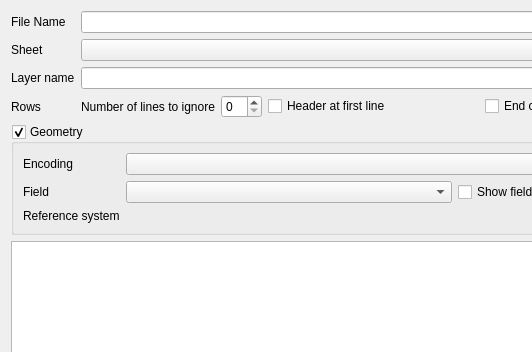
This is SpreadsheetLayers/ui/ui_SpreadsheetLayersDialog.ui in camptocamp/QGIS-SpreadSheetLayers as Qt 5 draws it before an edit; both pictures show x 0 to 532 and y 0 to 352 of the 800 by 665 pixel window. The edited form follows.
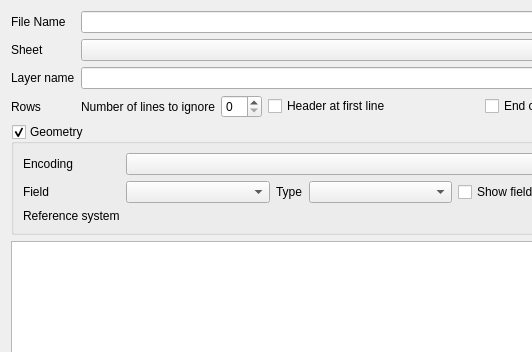
This is the edited form. Custom widgets are drawn as their Qt base class.

What changed in the file:
```diff
--- a/SpreadsheetLayers/ui/ui_SpreadsheetLayersDialog.ui
+++ b/SpreadsheetLayers/ui/ui_SpreadsheetLayersDialog.ui
@@ -256,7 +256,7 @@
            <number>0</number>
           </property>
           <widget class="QWidget" name="unique_field">
-           <layout class="QVBoxLayout" name="verticalLayout">
+           <layout class="QHBoxLayout" name="uniqueFiledLayout">
             <property name="leftMargin">
              <number>0</number>
             </property>
@@ -270,7 +270,31 @@
              <number>0</number>
             </property>
             <item>
-             <widget class="QComboBox" name="geometryFieldComboBox"/>
+             <widget class="QComboBox" name="geometryFieldComboBox">
+              <property name="sizePolicy">
+               <sizepolicy hsizetype="Expanding" vsizetype="Fixed">
+                <horstretch>0</horstretch>
+                <verstretch>0</verstretch>
+               </sizepolicy>
+              </property>
+             </widget>
+            </item>
+            <item>
+             <widget class="QLabel" name="geometryTypeLabel">
+              <property name="text">
+               <string>Type</string>
+              </property>
+             </widget>
+            </item>
+            <item>
+             <widget class="QComboBox" name="geometryTypeComboBox">
+              <property name="sizePolicy">
+               <sizepolicy hsizetype="Expanding" vsizetype="Fixed">
+                <horstretch>0</horstretch>
+                <verstretch>0</verstretch>
+               </sizepolicy>
+              </property>
+             </widget>
             </item>
            </layout>
           </widget>
```
Left out of the diff: 48 changed lines with no effect on the pictures.
